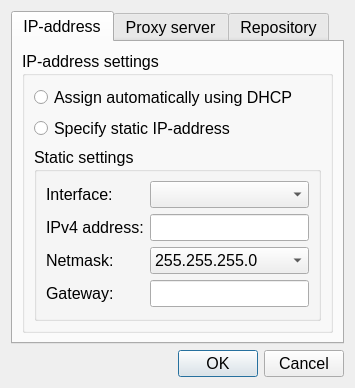
maxnet/berryboot, file BerrybootGUI2.0/networksettingsdialog.ui: the form before one commit.
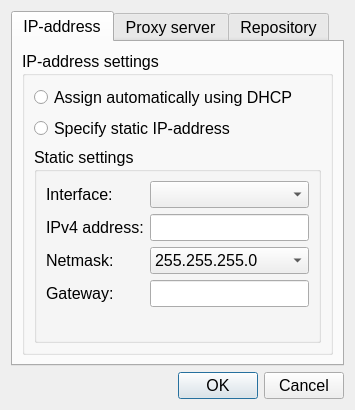
The form after the commit.

The edit to the form file:
```diff
--- a/BerrybootGUI2.0/networksettingsdialog.ui
+++ b/BerrybootGUI2.0/networksettingsdialog.ui
@@ -7,7 +7,7 @@
     <x>0</x>
     <y>0</y>
     <width>355</width>
-    <height>339</height>
+    <height>410</height>
    </rect>
   </property>
   <property name="font">
```
Left out of the diff: 3 changed lines with no effect on the pictures.
